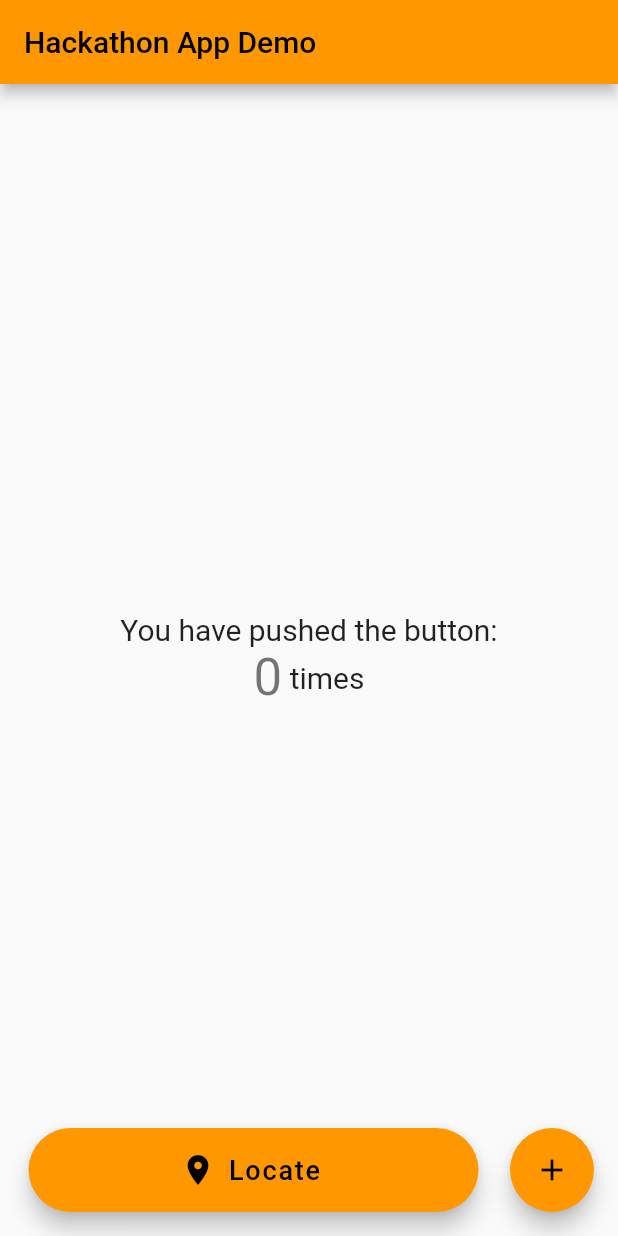
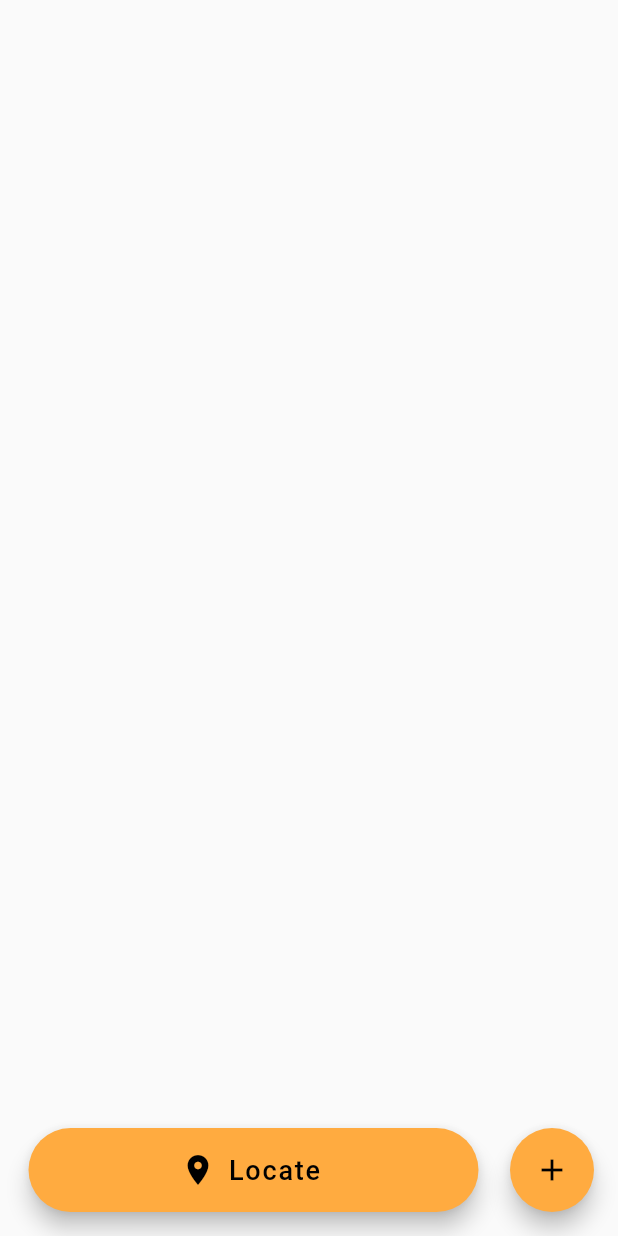
Before and after one commit to Skyluker4/HackathonSpring2023, a Flutter app: the screen it shows after launch, on a phone screen of 412 x 824 dp. Run offline on Flutter 3.47's test engine with Material 2 defaults, Android fonts, the phone set to English and light mode, and no system bars.

Commit message:
Proper Dark/Light mode

```diff
--- a/hackathon/lib/main.dart
+++ b/hackathon/lib/main.dart
@@ -11,20 +11,24 @@ class MyApp extends StatelessWidget {
   @override
   Widget build(BuildContext context) {
     return MaterialApp(
-      title: 'Flutter Demo',
+      title: 'Hackathon App',
       theme: ThemeData(
-        // This is the theme of your application.
-        //
-        // Try running your application with "flutter run". You'll see the
-        // application has a blue toolbar. Then, without quitting the app, try
-        // changing the primarySwatch below to Colors.green and then invoke
-        // "hot reload" (press "r" in the console where you ran "flutter run",
-        // or simply save your changes to "hot reload" in a Flutter IDE).
-        // Notice that the counter didn't reset back to zero; the application
-        // is not restarted.
-        primarySwatch: Colors.orange,
+        brightness: Brightness.light,
+        colorScheme: const ColorScheme.light(
+          primary: Colors.lightBlue,
+          secondary: Colors.orangeAccent,
+        ),
       ),
-      home: const MyHomePage(title: 'Hackathon App Demo'),
+      darkTheme: ThemeData(
+        brightness: Brightness.dark,
+        colorScheme: const ColorScheme.dark(
+          primary: Colors.blue,
+          secondary: Colors.orange,
+        ),
+      ),
+      themeMode: ThemeMode.system,
+      debugShowCheckedModeBanner: false,
+      home: const MyHomePage(title: 'Hackathon App'),
     );
   }
 }
@@ -76,55 +80,7 @@ class _MyHomePageState extends State<MyHomePage> {
     // fast, so that you can just rebuild anything that needs updating rather
     // than having to individually change instances of widgets.
     return Scaffold(
-      appBar: AppBar(
-        // Here we take the value from the MyHomePage object that was created by
-        // the App.build method, and use it to set our appbar title.
-        title: Text(widget.title),
-      ),
-      body: Center(
-        // Center is a layout widget. It takes a single child and positions it
-        // in the middle of the parent.
-        child: Column(
-          // Column is also a layout widget. It takes a list of children and
-          // arranges them vertically. By default, it sizes itself to fit its
-          // children horizontally, and tries to be as tall as its parent.
-          //
-          // Invoke "debug painting" (press "p" in the console, choose the
-          // "Toggle Debug Paint" action from the Flutter Inspector in Android
-          // Studio, or the "Toggle Debug Paint" command in Visual Studio Code)
-          // to see the wireframe for each widget.
-          //
-          // Column has various properties to control how it sizes itself and
-          // how it positions its children. Here we use mainAxisAlignment to
-          // center the children vertically; the main axis here is the vertical
-          // axis because Columns are vertical (the cross axis would be
-          // horizontal).
-          mainAxisAlignment: MainAxisAlignment.center,
-          children: <Widget>[
-            const Text(
-              'You have pushed the button:',
-              style: TextStyle(fontSize: 20),
-            ),
-            // Counter text and 'times' text are in the same row
-            Row(
-              mainAxisAlignment: MainAxisAlignment.center,
-              children: <Widget>[
-                Text(
-                  '$_counter',
-                  style: Theme.of(context).textTheme.headlineMedium,
-                ),
-                const Align(
-                  alignment: Alignment.bottomCenter,
-                  child: Text(
-                    ' times',
-                    style: TextStyle(fontSize: 20),
-                  ),
-                ),
-              ],
-            ),
-          ],
-        ),
-      ),
+      appBar: null,
       // Two buttons in the same row
       // Buttons are aligned to the left and right of the screen
       floatingActionButton: Row(
```
Also changed, not shown: 1 other file.
